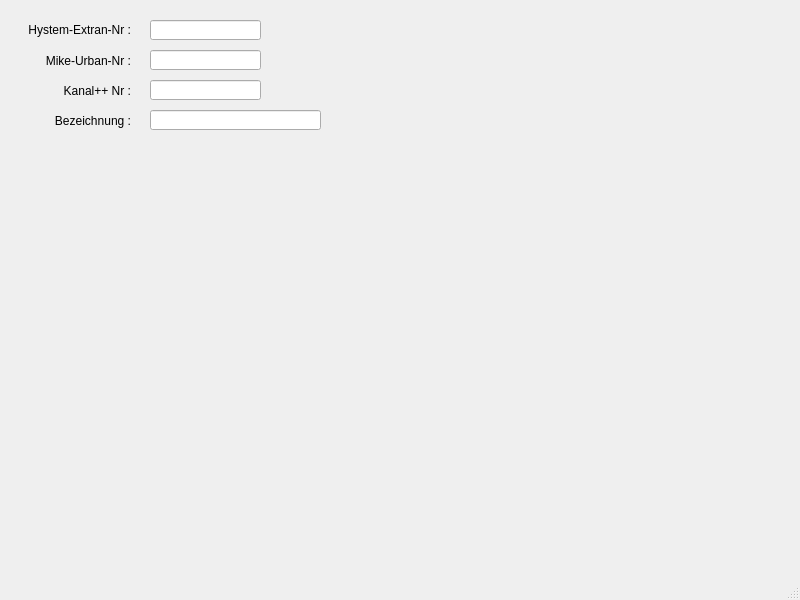
Old version of the form templates/profile.ui in the repository hoettges/QKan.
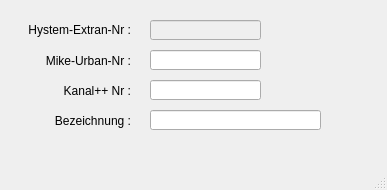
New version of the form.

The edit to the form file:
```diff
--- a/templates/profile.ui
+++ b/templates/profile.ui
@@ -6,8 +6,8 @@
    <rect>
     <x>0</x>
     <y>0</y>
-    <width>800</width>
-    <height>600</height>
+    <width>387</width>
+    <height>190</height>
    </rect>
   </property>
   <property name="windowTitle">
@@ -83,7 +83,7 @@
    </widget>
    <widget class="QLineEdit" name="he_nr">
     <property name="enabled">
-     <bool>true</bool>
+     <bool>false</bool>
     </property>
     <property name="geometry">
      <rect>
```
